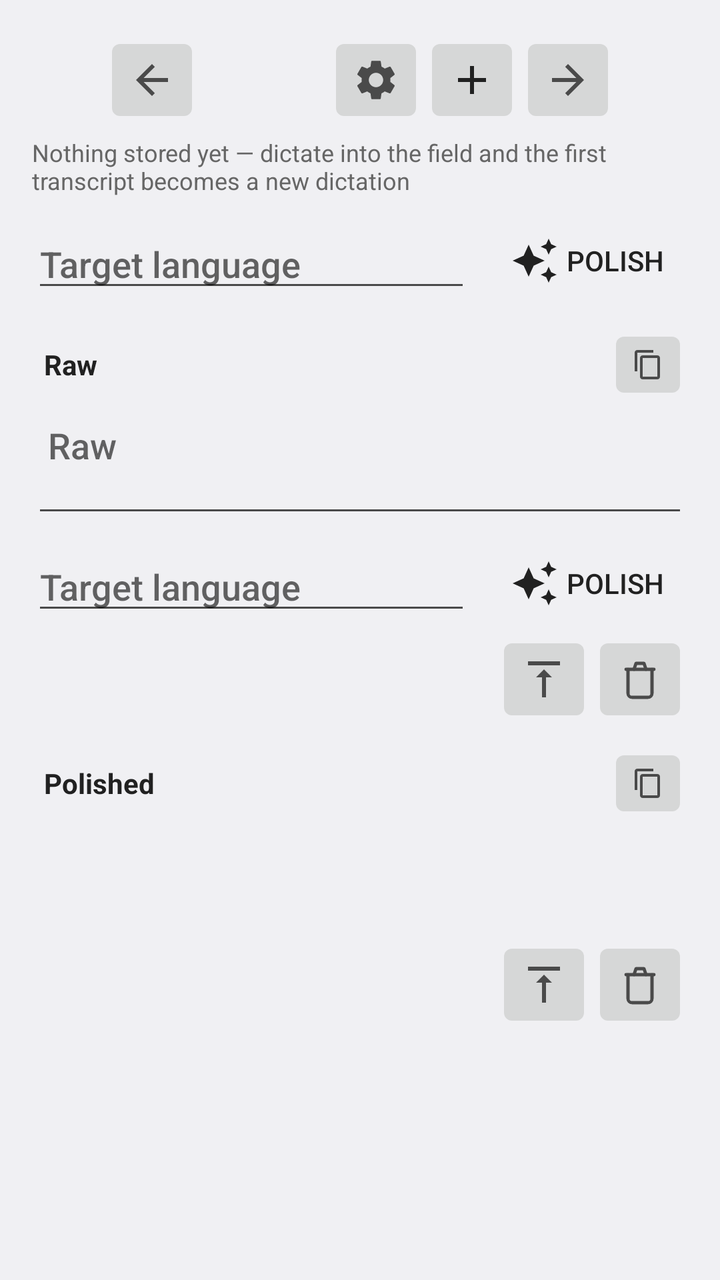
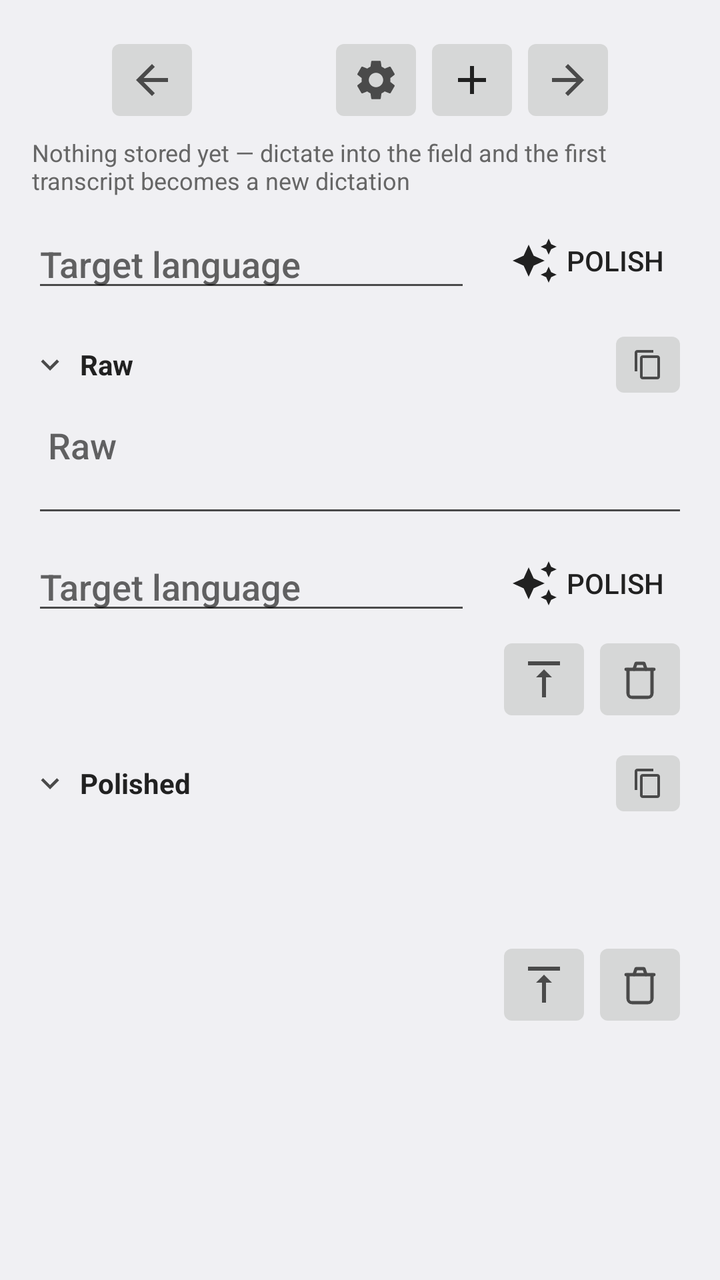

Two renders of the same Android screen: before a commit and after it. Below are the layout's source before the change and the commit's diff.
<!-- AndroidManifest.xml: activity theme Theme.PolishedRecognition.Plain -->
<!-- res/layout/activity_workbench.xml -->
<?xml version="1.0" encoding="utf-8"?>
<ScrollView xmlns:android="http://schemas.android.com/apk/res/android"
    android:id="@+id/workbench_root"
    android:layout_width="match_parent"
    android:layout_height="match_parent"
    android:fillViewport="true">

    <LinearLayout
        android:layout_width="match_parent"
        android:layout_height="wrap_content"
        android:orientation="vertical"
        android:padding="16dp">

        
        <LinearLayout
            android:layout_width="match_parent"
            android:layout_height="wrap_content"
            android:gravity="center"
            android:orientation="horizontal">

            <ImageButton
                android:id="@+id/workbench_prev"
                android:layout_width="48dp"
                android:layout_height="48dp"
                android:contentDescription="@string/workbench_older"
                android:scaleType="centerInside"
                android:src="@drawable/ic_arrow_left"
                android:tint="?android:attr/textColorSecondary" />

            <TextView
                android:id="@+id/workbench_position"
                android:layout_width="wrap_content"
                android:layout_height="wrap_content"
                android:gravity="center"
                android:minWidth="64dp"
                android:textColor="?android:attr/textColorPrimary"
                android:textSize="16sp" />

            <ImageButton
                android:id="@+id/workbench_settings"
                android:layout_width="48dp"
                android:layout_height="48dp"
                android:contentDescription="@string/workbench_settings"
                android:scaleType="centerInside"
                android:src="@drawable/ic_settings"
                android:tint="?android:attr/textColorSecondary" />

            <ImageButton
                android:id="@+id/workbench_new"
                android:layout_width="48dp"
                android:layout_height="48dp"
                android:contentDescription="@string/workbench_new"
                android:scaleType="centerInside"
                android:src="@drawable/ic_add"
                android:tint="?android:attr/textColorPrimary" />

            <ImageButton
                android:id="@+id/workbench_next"
                android:layout_width="48dp"
                android:layout_height="48dp"
                android:contentDescription="@string/workbench_newer"
                android:scaleType="centerInside"
                android:src="@drawable/ic_arrow_right"
                android:tint="?android:attr/textColorSecondary" />
        </LinearLayout>

        
        <TextView
            android:id="@+id/workbench_recovery"
            android:layout_width="match_parent"
            android:layout_height="wrap_content"
            android:layout_marginTop="4dp"
            android:background="@drawable/workbench_recovery_banner"
            android:gravity="center_vertical"
            android:minHeight="?android:attr/listPreferredItemHeightSmall"
            android:paddingStart="?android:attr/listPreferredItemPaddingStart"
            android:paddingEnd="?android:attr/listPreferredItemPaddingEnd"
            android:textColor="?android:attr/colorAccent"
            android:textSize="16sp"
            android:textStyle="bold"
            android:visibility="gone" />

        
        <TextView
            android:id="@+id/workbench_stamp"
            android:layout_width="match_parent"
            android:layout_height="wrap_content"
            android:layout_marginTop="4dp"
            android:gravity="start"
            android:textColor="?android:attr/textColorSecondary"
            android:textSize="14sp"
            android:visibility="gone" />

        
        <LinearLayout
            android:id="@+id/workbench_leftover_actions"
            style="?android:attr/buttonBarStyle"
            android:layout_width="match_parent"
            android:layout_height="wrap_content"
            android:layout_marginTop="8dp"
            android:orientation="horizontal"
            android:visibility="gone">

            <Button
                android:id="@+id/workbench_retry_stt"
                style="?android:attr/buttonBarButtonStyle"
                android:layout_width="0dp"
                android:layout_height="wrap_content"
                android:layout_weight="1"
                android:text="@string/workbench_retry_stt" />

            <Button
                android:id="@+id/workbench_restore_text"
                style="?android:attr/buttonBarButtonStyle"
                android:layout_width="0dp"
                android:layout_height="wrap_content"
                android:layout_weight="1"
                android:text="@string/workbench_restore_text"
                android:visibility="gone" />

            <Button
                android:id="@+id/workbench_share_audio"
                style="?android:attr/buttonBarButtonStyle"
                android:layout_width="0dp"
                android:layout_height="wrap_content"
                android:layout_weight="1"
                android:layout_marginStart="8dp"
                android:text="@string/workbench_share_audio" />

            <Button
                android:id="@+id/workbench_dismiss_leftover"
                style="?android:attr/buttonBarButtonStyle"
                android:layout_width="0dp"
                android:layout_height="wrap_content"
                android:layout_weight="1"
                android:layout_marginStart="8dp"
                android:text="@string/workbench_dismiss_leftover" />
        </LinearLayout>

        <TextView
            android:id="@+id/workbench_empty_hint"            android:layout_width="match_parent"
            android:layout_height="wrap_content"
            android:layout_marginTop="4dp"
            android:text="@string/workbench_empty"
            android:textColor="?android:attr/textColorTertiary"
            android:textSize="12sp" />

        
        <LinearLayout
            android:layout_width="match_parent"
            android:layout_height="wrap_content"
            android:layout_marginTop="8dp"
            android:gravity="center_vertical"
            android:orientation="horizontal">

            <AutoCompleteTextView
                android:id="@+id/workbench_language_a"
                android:layout_width="0dp"
                android:layout_height="wrap_content"
                android:layout_weight="1"
                android:clickable="true"
                android:completionThreshold="1"
                android:cursorVisible="false"
                android:focusable="false"
                android:hint="@string/workbench_language"
                android:inputType="text" />

            <Button
                android:id="@+id/workbench_polish_a"
                style="?android:attr/borderlessButtonStyle"
                android:layout_width="wrap_content"
                android:layout_height="wrap_content"
                android:layout_marginStart="8dp"
                android:drawableStart="@drawable/ic_polish"
                android:drawablePadding="4dp"
                android:drawableTint="?android:attr/textColorPrimary"
                android:text="@string/workbench_polish"
                android:textColor="?android:attr/textColorPrimary" />
        </LinearLayout>

        
        <LinearLayout
            android:id="@+id/workbench_raw_toggle"
            android:layout_width="match_parent"
            android:layout_height="wrap_content"
            android:layout_marginTop="8dp"
            android:clickable="true"
            android:contentDescription="@string/workbench_raw_toggle_desc"
            android:focusable="true"
            android:gravity="center_vertical"
            android:orientation="horizontal">

            <TextView
                android:id="@+id/workbench_raw_chevron"
                android:layout_width="wrap_content"
                android:layout_height="wrap_content"
                android:importantForAccessibility="no"
                android:paddingStart="0dp"
                android:paddingEnd="6dp"
                android:textColor="?android:attr/textColorSecondary"
                android:textSize="22sp" />

            <TextView
                android:layout_width="0dp"
                android:layout_height="wrap_content"
                android:layout_weight="1"
                android:text="@string/workbench_raw"
                android:textColor="?android:attr/textColorPrimary"
                android:textSize="14sp"
                android:textStyle="bold" />

            <ImageButton
                android:id="@+id/workbench_copy_raw"
                android:layout_width="40dp"
                android:layout_height="40dp"
                android:contentDescription="@string/workbench_copy_raw_desc"
                android:scaleType="centerInside"
                android:src="@drawable/ic_copy"
                android:tint="?android:attr/textColorSecondary" />
        </LinearLayout>

        <TextView
            android:id="@+id/workbench_raw_preview"
            android:layout_width="match_parent"
            android:layout_height="wrap_content"
            android:ellipsize="end"
            android:maxLines="1"
            android:textColor="?android:attr/textColorSecondary"
            android:textSize="14sp"
            android:visibility="gone" />

        <EditText
            android:id="@+id/workbench_raw"
            android:layout_width="match_parent"
            android:layout_height="wrap_content"
            android:gravity="top|start"
            android:hint="@string/workbench_raw"
            android:importantForAutofill="no"
            android:inputType="textMultiLine|textCapSentences"
            android:minLines="2"
            android:padding="8dp" />

        
        <LinearLayout
            android:layout_width="match_parent"
            android:layout_height="wrap_content"
            android:layout_marginTop="4dp"
            android:gravity="center_vertical"
            android:orientation="horizontal">

            <AutoCompleteTextView
                android:id="@+id/workbench_language_b"
                android:layout_width="0dp"
                android:layout_height="wrap_content"
                android:layout_weight="1"
                android:clickable="true"
                android:completionThreshold="1"
                android:cursorVisible="false"
                android:focusable="false"
                android:hint="@string/workbench_language"
                android:inputType="text" />

            <Button
                android:id="@+id/workbench_polish_b"
                style="?android:attr/borderlessButtonStyle"
                android:layout_width="wrap_content"
                android:layout_height="wrap_content"
                android:layout_marginStart="8dp"
                android:drawableStart="@drawable/ic_polish"
                android:drawablePadding="4dp"
                android:drawableTint="?android:attr/textColorPrimary"
                android:text="@string/workbench_polish"
                android:textColor="?android:attr/textColorPrimary" />
        </LinearLayout>

        
        <LinearLayout
            android:id="@+id/workbench_actions_b"
            android:layout_width="match_parent"
            android:layout_height="wrap_content"
            android:gravity="center_vertical|end"
            android:orientation="horizontal">

            <ImageButton
                android:id="@+id/workbench_promote_b"
                android:layout_width="48dp"
                android:layout_height="48dp"
                android:contentDescription="@string/workbench_promote"
                android:scaleType="centerInside"
                android:src="@drawable/ic_promote"
                android:tint="?android:attr/textColorSecondary" />

            <ImageButton
                android:id="@+id/workbench_clear_polished_b"
                android:layout_width="48dp"
                android:layout_height="48dp"
                android:contentDescription="@string/workbench_clear_polished"
                android:scaleType="centerInside"
                android:src="@drawable/ic_delete_outline"
                android:tint="?android:attr/textColorSecondary" />
        </LinearLayout>

        
        <LinearLayout
            android:id="@+id/workbench_polished_toggle"
            android:layout_width="match_parent"
            android:layout_height="wrap_content"
            android:layout_marginTop="8dp"
            android:clickable="true"
            android:contentDescription="@string/workbench_polished_toggle_desc"
            android:focusable="true"
            android:gravity="center_vertical"
            android:orientation="horizontal">

            <TextView
                android:id="@+id/workbench_polished_chevron"
                android:layout_width="wrap_content"
                android:layout_height="wrap_content"
                android:importantForAccessibility="no"
                android:paddingStart="0dp"
                android:paddingEnd="6dp"
                android:textColor="?android:attr/textColorSecondary"
                android:textSize="22sp" />

            <TextView
                android:layout_width="0dp"
                android:layout_height="wrap_content"
                android:layout_weight="1"
                android:text="@string/workbench_polished"
                android:textColor="?android:attr/textColorPrimary"
                android:textSize="14sp"
                android:textStyle="bold" />

            <ImageButton
                android:id="@+id/workbench_copy_polished"
                android:layout_width="40dp"
                android:layout_height="40dp"
                android:contentDescription="@string/workbench_copy_polished_desc"
                android:scaleType="centerInside"
                android:src="@drawable/ic_copy"
                android:tint="?android:attr/textColorSecondary" />
        </LinearLayout>

        <TextView
            android:id="@+id/workbench_polished_preview"
            android:layout_width="match_parent"
            android:layout_height="wrap_content"
            android:ellipsize="end"
            android:maxLines="1"
            android:textColor="?android:attr/textColorSecondary"
            android:textSize="14sp"
            android:visibility="gone" />

        <TextView
            android:id="@+id/workbench_polished"
            android:layout_width="match_parent"
            android:layout_height="wrap_content"
            android:focusable="false"
            android:longClickable="false"
            android:minLines="2"
            android:padding="8dp"
            android:textColor="?android:attr/textColorPrimary"
            android:textSize="16sp" />

        
        <LinearLayout
            android:id="@+id/workbench_actions_c"
            android:layout_width="match_parent"
            android:layout_height="wrap_content"
            android:gravity="center_vertical|end"
            android:orientation="horizontal">

            <ImageButton
                android:id="@+id/workbench_promote_c"
                android:layout_width="48dp"
                android:layout_height="48dp"
                android:contentDescription="@string/workbench_promote"
                android:scaleType="centerInside"
                android:src="@drawable/ic_promote"
                android:tint="?android:attr/textColorSecondary" />

            <ImageButton
                android:id="@+id/workbench_clear_polished_c"
                android:layout_width="48dp"
                android:layout_height="48dp"
                android:contentDescription="@string/workbench_clear_polished"
                android:scaleType="centerInside"
                android:src="@drawable/ic_delete_outline"
                android:tint="?android:attr/textColorSecondary" />
        </LinearLayout>
    </LinearLayout>
</ScrollView>
<!-- resources referenced by this layout -->
<resources>
  <!-- drawable ic_add (drawable) -->
  <?xml version="1.0" encoding="utf-8"?>
  <vector xmlns:android="http://schemas.android.com/apk/res/android"
      android:width="24dp"
      android:height="24dp"
      android:viewportWidth="24"
      android:viewportHeight="24">
      <path
          android:fillColor="#FF000000"
          android:pathData="M19,13h-6v6h-2v-6H5v-2h6V5h2v6h6v2z" />
  </vector>
  <!-- drawable ic_arrow_left (drawable) -->
  <?xml version="1.0" encoding="utf-8"?>
  <vector xmlns:android="http://schemas.android.com/apk/res/android"
      android:width="24dp"
      android:height="24dp"
      android:viewportWidth="24"
      android:viewportHeight="24">
      <path
          android:fillColor="#FF000000"
          android:pathData="M20,11H7.83l5.59,-5.59L12,4l-8,8 8,8 1.41,-1.41L7.83,13H20v-2z" />
  </vector>
  <!-- drawable ic_arrow_right (drawable) -->
  <?xml version="1.0" encoding="utf-8"?>
  <vector xmlns:android="http://schemas.android.com/apk/res/android"
      android:width="24dp"
      android:height="24dp"
      android:viewportWidth="24"
      android:viewportHeight="24">
      <path
          android:fillColor="#FF000000"
          android:pathData="M12,4l-1.41,1.41L16.17,11H4v2h12.17l-5.58,5.59L12,20l8,-8z" />
  </vector>
  <!-- drawable ic_promote (drawable) -->
  <?xml version="1.0" encoding="utf-8"?>
  <vector xmlns:android="http://schemas.android.com/apk/res/android"
      android:width="24dp"
      android:height="24dp"
      android:viewportWidth="24"
      android:viewportHeight="24">
      <path
          android:fillColor="#FF000000"
          android:pathData="M8,11h3v10h2V11h3l-4,-4L8,11zM4,3v2h16V3H4z" />
  </vector>
  <string name="workbench_clear_polished">Empty the Polished field</string>
  <string name="workbench_copy_polished_desc">Copy the polished text to the clipboard</string>
  <string name="workbench_copy_raw_desc">Copy the raw text to the clipboard</string>
  <string name="workbench_dismiss_leftover">Dismiss</string>
  <string name="workbench_empty">Nothing stored yet — dictate into the field and the first transcript becomes a new dictation</string>
  <string name="workbench_language">Target language</string>
  <string name="workbench_new">New dictation</string>
  <string name="workbench_newer">Newer dictation</string>
  <string name="workbench_older">Older dictation</string>
  <string name="workbench_polish">Polish</string>
  <string name="workbench_polished">Polished</string>
  <string name="workbench_polished_toggle_desc">Collapse or expand the polished text</string>
  <string name="workbench_promote">Make Polished the new RAW</string>
  <string name="workbench_raw">Raw</string>
  <string name="workbench_raw_toggle_desc">Collapse or expand the raw text</string>
  <string name="workbench_restore_text">Restore text</string>
  <string name="workbench_retry_stt">Retry STT</string>
  <string name="workbench_settings">Settings</string>
  <string name="workbench_share_audio">Share audio</string>
  <style name="Theme.PolishedRecognition.Plain" parent="@android:style/Theme.DeviceDefault.DayNight">
          <item name="android:windowNoTitle">true</item>
          <item name="android:windowActionBar">false</item>
          
          <item name="android:textColorPrimary">@color/text_primary</item>
          <item name="android:textColorSecondary">@color/text_secondary</item>
          <item name="android:textColorTertiary">@color/text_tertiary</item>
      </style>
  <color name="recording_icon_tint">#000000</color>
  <!-- unchanged entries left out for length: 5 -->
</resources>

<!-- the commit's change to res/layout/activity_workbench.xml (unified diff, before → after) -->
@@ -190,15 +190,16 @@
             android:gravity="center_vertical"
             android:orientation="horizontal">
 
-            <TextView
+            <ImageView
                 android:id="@+id/workbench_raw_chevron"
-                android:layout_width="wrap_content"
-                android:layout_height="wrap_content"
+                android:layout_width="24dp"
+                android:layout_height="24dp"
                 android:importantForAccessibility="no"
                 android:paddingStart="0dp"
                 android:paddingEnd="6dp"
-                android:textColor="?android:attr/textColorSecondary"
-                android:textSize="22sp" />
+                android:scaleType="centerInside"
+                android:src="@drawable/ic_chevron_down"
+                android:tint="?android:attr/textColorSecondary" />
 
             <TextView
                 android:layout_width="0dp"
@@ -312,15 +313,16 @@
             android:gravity="center_vertical"
             android:orientation="horizontal">
 
-            <TextView
+            <ImageView
                 android:id="@+id/workbench_polished_chevron"
-                android:layout_width="wrap_content"
-                android:layout_height="wrap_content"
+                android:layout_width="24dp"
+                android:layout_height="24dp"
                 android:importantForAccessibility="no"
                 android:paddingStart="0dp"
                 android:paddingEnd="6dp"
-                android:textColor="?android:attr/textColorSecondary"
-                android:textSize="22sp" />
+                android:scaleType="centerInside"
+                android:src="@drawable/ic_chevron_down"
+                android:tint="?android:attr/textColorSecondary" />
 
             <TextView
                 android:layout_width="0dp"
<!-- resource entries referenced after the edit -->
@@ -32,6 +32,17 @@
       <path
           android:fillColor="#FF000000"
           android:pathData="M12,4l-1.41,1.41L16.17,11H4v2h12.17l-5.58,5.59L12,20l8,-8z" />
+  </vector>
+  <!-- drawable ic_chevron_down (drawable) -->
+  <?xml version="1.0" encoding="utf-8"?>
+  <vector xmlns:android="http://schemas.android.com/apk/res/android"
+      android:width="24dp"
+      android:height="24dp"
+      android:viewportWidth="24"
+      android:viewportHeight="24">
+      <path
+          android:fillColor="#FF000000"
+          android:pathData="M7.41,8.59L12,13.17l4.59,-4.58L18,10l-6,6 -6,-6z" />
   </vector>
   <!-- drawable ic_promote (drawable) -->
   <?xml version="1.0" encoding="utf-8"?>
